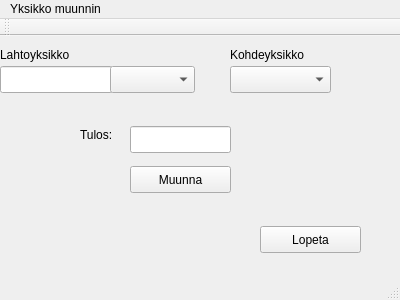
The window that palautus-05/paaikkuna.ui (WT26/schoolwork) describes before a commit, drawn with Qt 5.
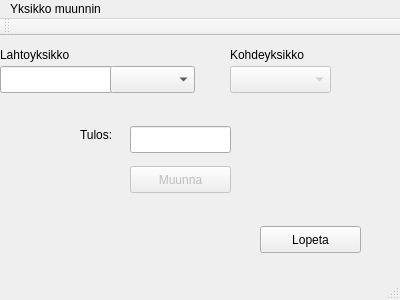
The same window after the commit.

```diff
--- a/palautus-05/paaikkuna.ui
+++ b/palautus-05/paaikkuna.ui
@@ -38,6 +38,9 @@
     </property>
    </widget>
    <widget class="QPushButton" name="muunna_button">
+    <property name="enabled">
+     <bool>false</bool>
+    </property>
     <property name="geometry">
      <rect>
       <x>130</x>
@@ -97,6 +100,9 @@
     </property>
    </widget>
    <widget class="QComboBox" name="kohdeyksikot_dropdown">
+    <property name="enabled">
+     <bool>false</bool>
+    </property>
     <property name="geometry">
      <rect>
       <x>230</x>
```
